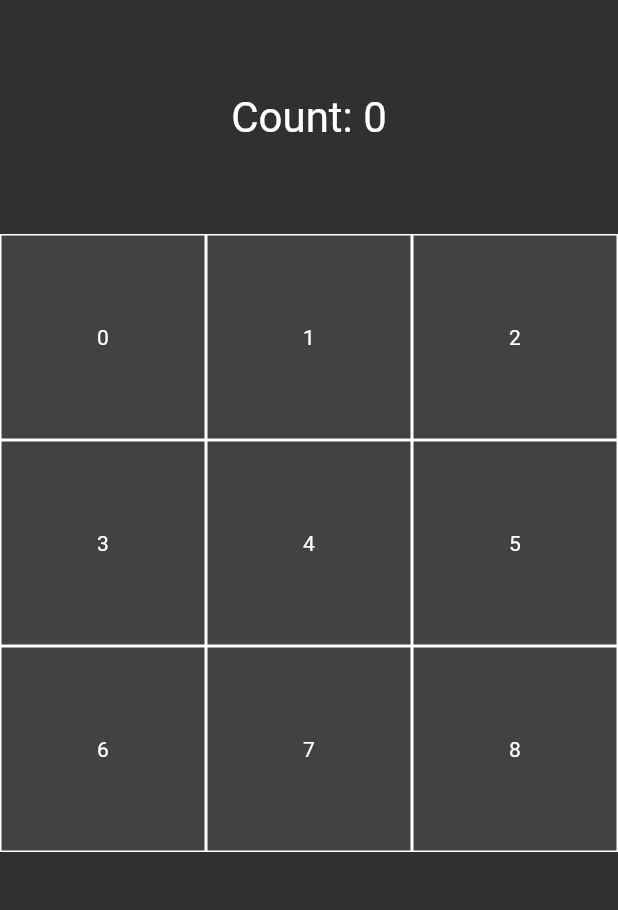
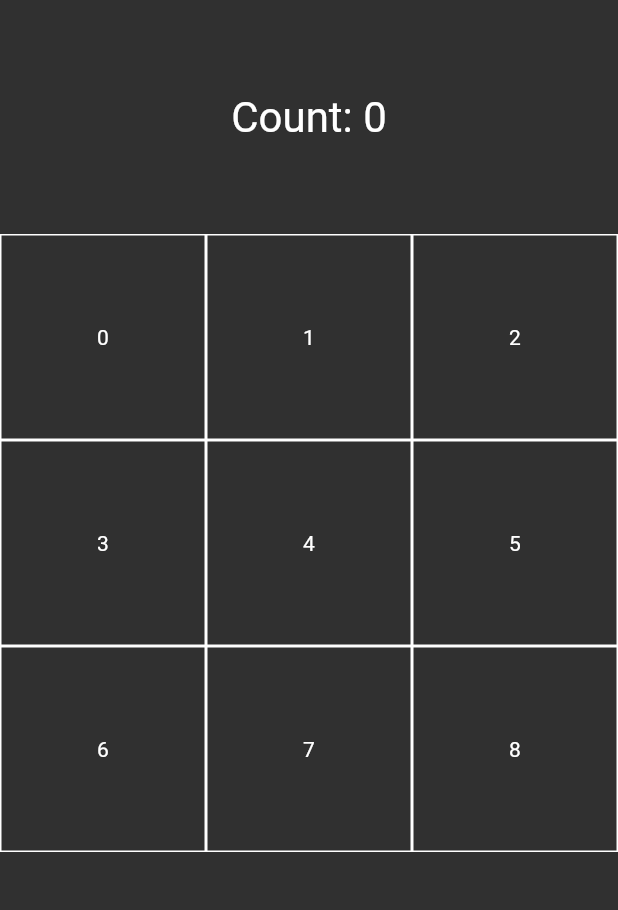
Before and after one commit to komachihashimoto/touch_panel, a Flutter app: the screen it shows after launch, on a phone screen of 412 x 824 dp, the part 84-994 px from its top. Run offline on Flutter 3.47's test engine with Material 3 defaults, Android fonts, the light colour scheme and no system bars.

Commit message:
マスの中の色変更

```diff
--- a/lib/main.dart
+++ b/lib/main.dart
@@ -73,7 +73,7 @@ class _MyHomePageState extends State<MyHomePage> {
                   key: ValueKey('cell_$index'),
                   decoration: BoxDecoration(
                     border: Border.all(color: Colors.white),
-                    color: Colors.grey[800],
+                    color: Colors.grey[850],
                   ),
                   child: Center(
                     child: Text(
```
